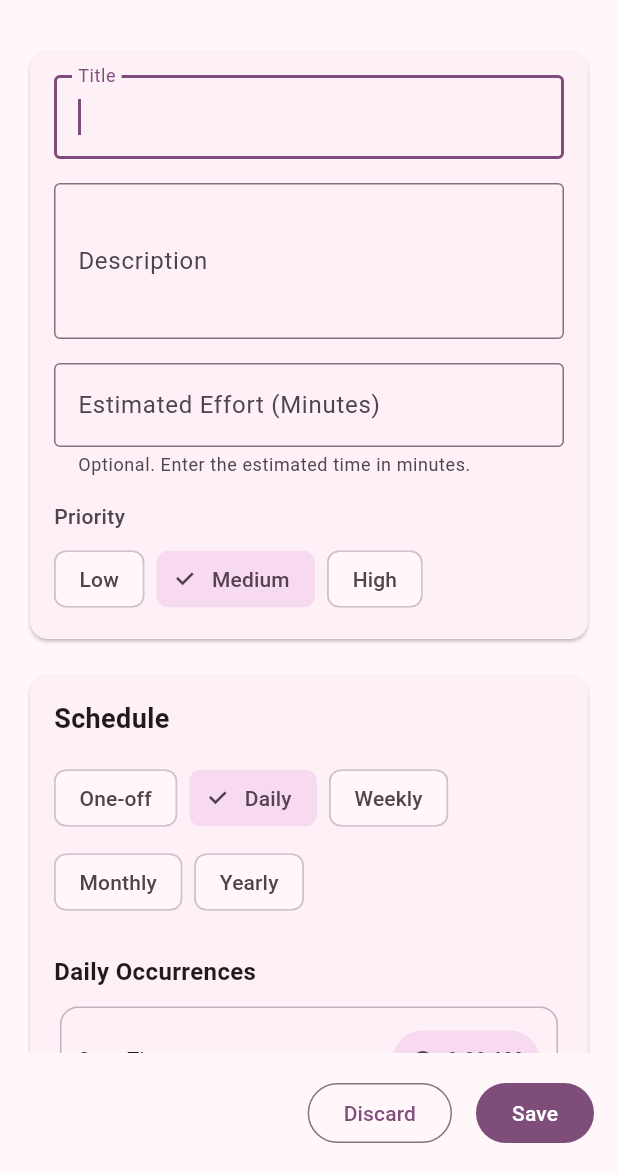
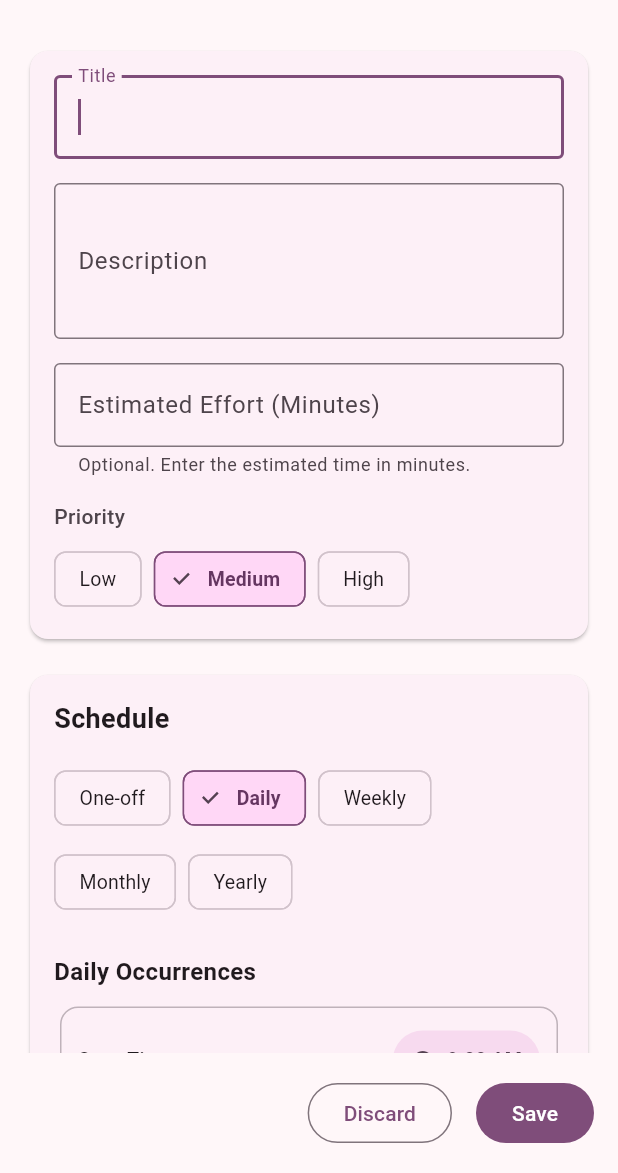
Before and after one commit to mweastwood/NothingEverHappens, a Flutter app: the CreateTaskScreen screen opened directly, after a tap on "Daily", on a phone screen of 412 x 824 dp, the part 63-1236 px from its top. Run offline on Flutter 3.47's test engine with Material 3 defaults, Android fonts, the phone set to English and light mode, and no system bars; drawn by our look-alikes of dynamic_color; our stand-ins replace cloud_firestore, firebase_auth, firebase_core, flutter_local_notifications, flutter_markdown, flutter_timezone and 3 more; missing offline and left inert: dart:js; accounts and stored records are empty; project files that could hold a hidden picture were left out.

Commit message:
feat: standardize ChoiceChip styling for priority and recurrence selectors (#129)
* feat: standardize ChoiceChip styling for priority and recurrence selectors

* refactor: extract ChoiceChip styling into StandardChoiceChip widget

* refactor: remove redundant _buildCustomChip and add StandardChoiceChip tests

```diff
--- a/app/lib/screens/create_task_screen.dart
+++ b/app/lib/screens/create_task_screen.dart
@@ -18,6 +18,7 @@
 import '../widgets/yearly_scheduling_widget.dart';
 import '../widgets/recurrence_type_selector.dart';
 import '../widgets/upcoming_occurrences_preview.dart';
+import '../widgets/standard_choice_chip.dart';
 
 class CreateTaskScreen extends StatefulWidget {
   static Duration saveTimeout = const Duration(seconds: 10);
@@ -744,11 +745,11 @@
                                             break;
                                         }
 
-                                        return ChoiceChip(
+                                        return StandardChoiceChip(
                                           key: Key(
                                             'priority_chip_${priority.name}',
                                           ),
-                                          label: Text(label),
+                                          label: label,
                                           selected: _priority == priority,
                                           onSelected: readOnly
                                               ? null
@@ -930,11 +931,11 @@
                                                   break;
                                               }
 
-                                              return ChoiceChip(
+                                              return StandardChoiceChip(
                                                 key: Key(
                                                   'missed_policy_chip_${policy.name}',
                                                 ),
-                                                label: Text(label),
+                                                label: label,
                                                 selected:
                                                     _missedPolicy == policy,
                                                 onSelected: readOnly
--- a/app/lib/widgets/recurrence_type_selector.dart
+++ b/app/lib/widgets/recurrence_type_selector.dart
@@ -1,6 +1,7 @@
 import 'package:flutter/material.dart';
 import '../logic/task.dart';
 import '../logic/l10n_extension.dart';
+import 'standard_choice_chip.dart';
 
 class RecurrenceTypeSelector extends StatelessWidget {
   final RecurrenceType selectedValue;
@@ -38,10 +39,12 @@
             break;
         }
 
-        return ChoiceChip(
+        final isSelected = selectedValue == type;
+
+        return StandardChoiceChip(
           key: Key('recurrence_chip_${type.name}'),
-          label: Text(label),
-          selected: selectedValue == type,
+          label: label,
+          selected: isSelected,
           onSelected: (selected) {
             if (selected) {
               onSelected(type);
--- /dev/null
+++ b/app/lib/widgets/standard_choice_chip.dart
@@ -0,0 +1,39 @@
+import 'package:flutter/material.dart';
+
+class StandardChoiceChip extends StatelessWidget {
+  final String label;
+  final bool selected;
+  final ValueChanged<bool>? onSelected;
+
+  const StandardChoiceChip({
+    super.key,
+    required this.label,
+    required this.selected,
+    this.onSelected,
+  });
+
+  @override
+  Widget build(BuildContext context) {
+    final theme = Theme.of(context);
+    return ChoiceChip(
+      label: Text(label),
+      selected: selected,
+      onSelected: onSelected,
+      shape: RoundedRectangleBorder(borderRadius: BorderRadius.circular(8)),
+      selectedColor: theme.colorScheme.primaryContainer,
+      backgroundColor: theme.colorScheme.surfaceContainerLow,
+      labelStyle: TextStyle(
+        fontSize: 13,
+        color: selected
+            ? theme.colorScheme.onPrimaryContainer
+            : theme.colorScheme.onSurface,
+        fontWeight: selected ? FontWeight.bold : FontWeight.normal,
+      ),
+      side: BorderSide(
+        color: selected
+            ? theme.colorScheme.primary
+            : theme.colorScheme.outlineVariant,
+      ),
+    );
+  }
+}
```
Also changed, not shown: 10 other files.
